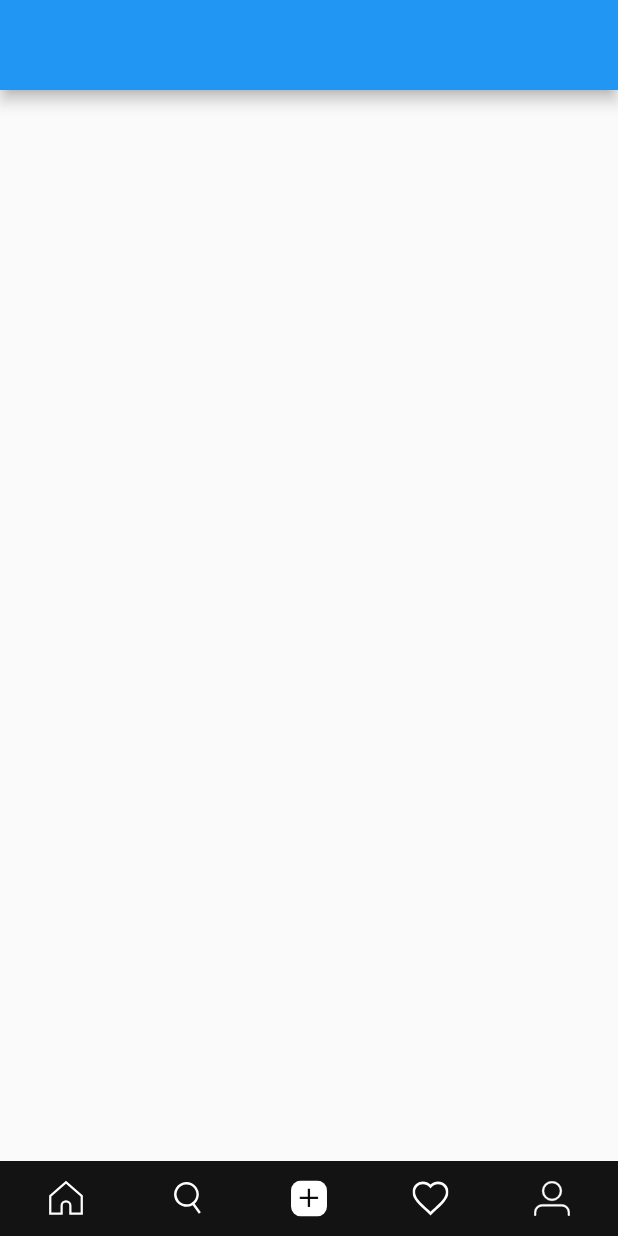
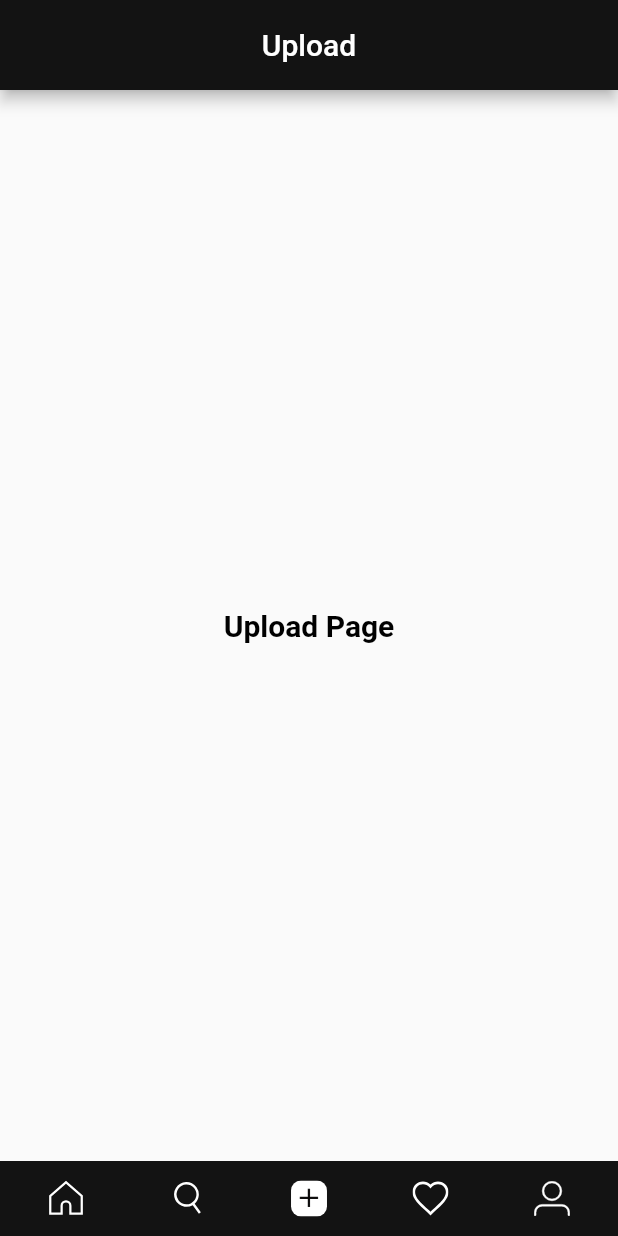
Before and after one commit to Maulidani/instagram, a Flutter app: the screen it shows after launch, item 3 of the bottom bar chosen, on a phone screen of 412 x 824 dp. Run offline on Flutter 3.47's test engine with Material 2 defaults, Android fonts, the phone set to English and light mode, and no system bars; our stand-ins replace flutter_svg.

Commit message:
add appBar & page

```diff
--- a/lib/pages/root_app.dart
+++ b/lib/pages/root_app.dart
@@ -17,7 +17,38 @@ class _RootAppState extends State<RootApp> {
         preferredSize: const Size.fromHeight(60),
         child: getAppBar(),
       ),
+      body: getBody(),
       bottomNavigationBar: getFooter(),
+    );
+  }
+
+  Widget getBody() {
+    List<Widget> listPage = [
+      Center(
+          child: Text("Home Page",
+              style: TextStyle(
+                  fontSize: 20, fontWeight: FontWeight.bold, color: black))),
+      Center(
+          child: Text("Search Page",
+              style: TextStyle(
+                  fontSize: 20, fontWeight: FontWeight.bold, color: black))),
+      Center(
+          child: Text("Upload Page",
+              style: TextStyle(
+                  fontSize: 20, fontWeight: FontWeight.bold, color: black))),
+      Center(
+          child: Text("Activity Page",
+              style: TextStyle(
+                  fontSize: 20, fontWeight: FontWeight.bold, color: black))),
+      Center(
+          child: Text("Account Page",
+              style: TextStyle(
+                  fontSize: 20, fontWeight: FontWeight.bold, color: black)))
+    ];
+
+    return IndexedStack(
+      index: pageIndex,
+      children: listPage,
     );
   }
 
@@ -48,11 +79,26 @@ class _RootAppState extends State<RootApp> {
     } else if (pageIndex == 1) {
       return AppBar();
     } else if (pageIndex == 2) {
-      return AppBar();
+      return AppBar(
+        toolbarHeight: 60,
+        title: Text("Upload"),
+        centerTitle: true,
+        backgroundColor: appBarColor,
+      );
     } else if (pageIndex == 3) {
-      return AppBar();
+      return AppBar(
+        toolbarHeight: 60,
+        centerTitle: true,
+        title: Text("Activity"),
+        backgroundColor: appBarColor,
+      );
     } else if (pageIndex == 4) {
-      return AppBar();
+      return AppBar(
+        centerTitle: true,
+        toolbarHeight: 60,
+        title: Text("Account"),
+        backgroundColor: appBarColor,
+      );
     } else {
       return AppBar();
     }
```
